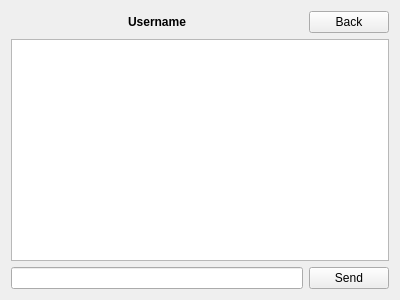
Qt form Client/src/chat.ui (smirnovlad/Messenger) before a commit.
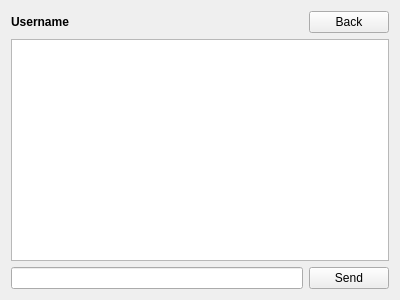
The same form after that commit.

Commit message: chat widget setting updated

```diff
--- a/Client/src/chat.ui
+++ b/Client/src/chat.ui
@@ -29,7 +29,7 @@
       <string>Username</string>
      </property>
      <property name="alignment">
-      <set>Qt::AlignCenter</set>
+      <set>Qt::AlignLeading|Qt::AlignLeft|Qt::AlignVCenter</set>
      </property>
     </widget>
    </item>
```
The commit also changes 4 other files.
